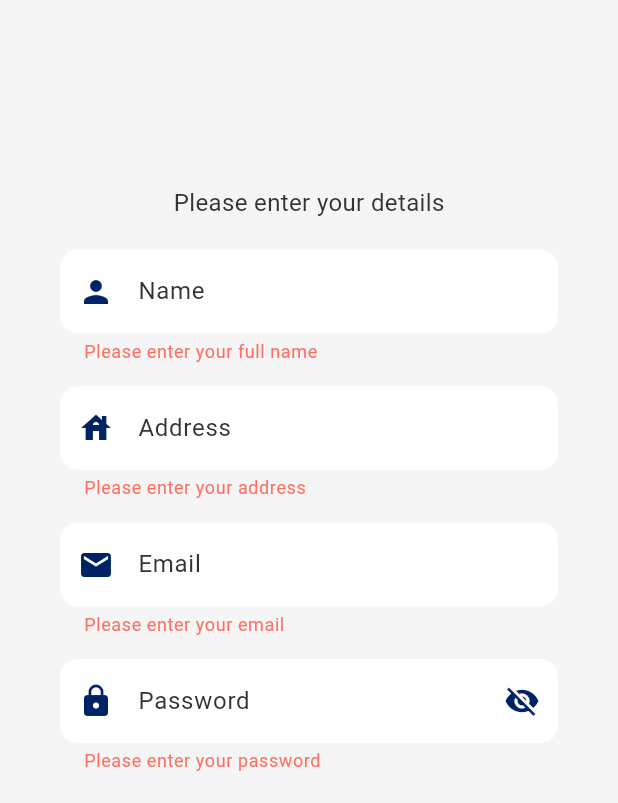
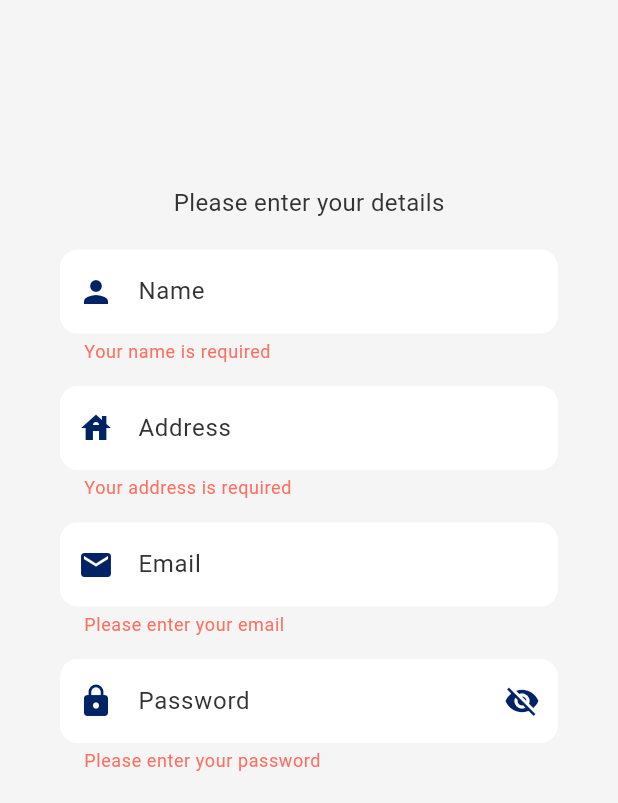
Before and after one commit to MatheusCarvalho2023/OpenFinanceApp-Frontend, a Flutter app: the SignupScreen screen opened directly, after a tap on "Continue", on a phone screen of 412 x 824 dp, the part 433-1236 px from its top. Run offline on Flutter 3.47's test engine with Material 3 defaults, Android fonts, the light colour scheme and no system bars.

Commit message:
Refactor input fields to include validation logic and add a new password input field for signup

```diff
--- a/open_finance_app/lib/features/signup_screen.dart
+++ b/open_finance_app/lib/features/signup_screen.dart
@@ -1,4 +1,4 @@
-// ignore_for_file: use_build_context_synchronously
+// ignore_for_file: use_build_context_synchronously, avoid_print
 
 import 'package:flutter/material.dart';
 import 'package:http/http.dart' as http;
@@ -9,9 +9,9 @@ import 'package:open_finance_app/widgets/buttons/secondary_button.dart';
 import 'package:open_finance_app/widgets/inputs/address_input_field.dart';
 import 'package:open_finance_app/widgets/inputs/email_input_field.dart';
 import 'package:open_finance_app/widgets/inputs/fullname_input_field.dart';
-import 'package:open_finance_app/widgets/inputs/password_input_field.dart';
 import 'dart:convert';
 import 'package:open_finance_app/features/wallet/summary_screen.dart';
+import 'package:open_finance_app/widgets/inputs/password_input_field.dart';
 
 class SignupScreen extends StatefulWidget {
   const SignupScreen({super.key});
@@ -21,6 +21,14 @@ class SignupScreen extends StatefulWidget {
 }
 
 class SignupScreenState extends State<SignupScreen> {
+  static final RegExp _passwordRegex = RegExp(
+    r'^(?=.*[A-Z])(?=.*\d)(?=.*[@$!%*?&])[A-Za-z\d@$!%*?&]{8,}$',
+  );
+
+  static final RegExp _emailRegex = RegExp(
+    r'^[a-zA-Z0-9.+-]+@[a-zA-Z0-9-]+\.[a-zA-Z]+',
+  );
+
   final _formKey = GlobalKey<
       FormState>(); // https://docs.flutter.dev/cookbook/forms/validation
   final _emailController = TextEditingController();
@@ -113,6 +121,7 @@ class SignupScreenState extends State<SignupScreen> {
                           ),
                         ),
                         const SizedBox(height: 20),
+
                         // Fullname Input
                         Column(
                           children: [
@@ -123,6 +132,7 @@ class SignupScreenState extends State<SignupScreen> {
                             ),
                           ],
                         ),
+
                         // Address Input
                         Column(
                           children: [
@@ -133,13 +143,24 @@ class SignupScreenState extends State<SignupScreen> {
                             ),
                           ],
                         ),
+
                         // Email Input
                         Column(
                           children: [
                             Padding(
                               padding: const EdgeInsets.only(bottom: 5),
-                              child:
-                                  EmailInputField(controller: _emailController),
+                              child: EmailInputField(
+                                controller: _emailController,
+                                validator: (value) {
+                                  if (value == null || value.isEmpty) {
+                                    return 'Please enter your email';
+                                  }
+                                  if (!_emailRegex.hasMatch(value)) {
+                                    return 'Please enter a valid email';
+                                  }
+                                  return null;
+                                },
+                              ),
                             ),
                           ],
                         ),
@@ -150,7 +171,17 @@ class SignupScreenState extends State<SignupScreen> {
                             Padding(
                               padding: const EdgeInsets.only(bottom: 30),
                               child: PasswordInputField(
-                                  controller: _passwordController),
+                                controller: _passwordController,
+                                validator: (value) {
+                                  if (value == null || value.isEmpty) {
+                                    return 'Please enter your password';
+                                  }
+                                  if (!_passwordRegex.hasMatch(value)) {
+                                    return 'Password must contain at least 8 characters,\none uppercase letter, one number and one special character';
+                                  }
+                                  return null;
+                                },
+                              ),
                             ),
                           ],
                         ),
--- a/open_finance_app/lib/widgets/inputs/address_input_field.dart
+++ b/open_finance_app/lib/widgets/inputs/address_input_field.dart
@@ -13,19 +13,27 @@ class AddressInputField extends StatefulWidget {
   State<AddressInputField> createState() => _AddressInputFieldState();
 }
 
+String? _validateAddress(String? value) {
+  if (value == null || value.trim().isEmpty) {
+    return 'Your address is required';
+  } else if (value.trim().length < 5) {
+    return 'Your address must be at least 5 characters';
+  }
+  return null;
+}
+
 class _AddressInputFieldState extends State<AddressInputField> {
-
   @override
   Widget build(BuildContext context) {
     return Padding(
       padding: const EdgeInsets.only(bottom: 10),
       child: TextFormField(
         controller: widget.controller,
+        validator: _validateAddress,
         cursorColor: AppColors.primaryColor,
         decoration: const InputDecoration(
           labelText: 'Address',
-          labelStyle:
-              TextStyle(color: AppColors.textPrimary, fontSize: 16),
+          labelStyle: TextStyle(color: AppColors.textPrimary, fontSize: 16),
           prefixIcon: Icon(Icons.house, color: AppColors.primaryColor),
           filled: true,
           fillColor: AppColors.primaryBackground,
@@ -35,12 +43,6 @@ class _AddressInputFieldState extends State<AddressInputField> {
           ),
           errorStyle: TextStyle(color: AppColors.accentRed),
         ),
-        validator: (value) {
-          if (value == null || value.isEmpty) {
-            return 'Please enter your address';
-          }
-          return null;
-        },
       ),
     );
   }
--- a/open_finance_app/lib/widgets/inputs/email_input_field.dart
+++ b/open_finance_app/lib/widgets/inputs/email_input_field.dart
@@ -3,13 +3,12 @@ import 'package:open_finance_app/theme/colors.dart';
 
 class EmailInputField extends StatelessWidget {
   final TextEditingController controller;
-  static final RegExp _emailRegex = RegExp(
-    r'^[a-zA-Z0-9.+-]+@[a-zA-Z0-9-]+\.[a-zA-Z]+',
-  );
+  final String? Function(String?)? validator;
 
   const EmailInputField({
     super.key,
     required this.controller,
+    this.validator,
   });
 
   @override
@@ -19,6 +18,7 @@ class EmailInputField extends StatelessWidget {
       child: TextFormField(
         controller: controller,
         cursorColor: AppColors.primaryColor,
+        keyboardType: TextInputType.emailAddress,
         decoration: const InputDecoration(
           labelText: 'Email',
           labelStyle: TextStyle(color: AppColors.textPrimary, fontSize: 16),
@@ -31,16 +31,7 @@ class EmailInputField extends StatelessWidget {
           ),
           errorStyle: TextStyle(color: AppColors.accentRed),
         ),
-        // keyboardType: TextInputType.emailAddress,
-        validator: (value) {
-          if (value == null || value.isEmpty) {
-            return 'Please enter your email';
-          }
-          if (!_emailRegex.hasMatch(value)) {
-            return 'Please enter a valid email';
-          }
-          return null;
-        },
+        validator: validator,
       ),
     );
   }
--- a/open_finance_app/lib/widgets/inputs/fullname_input_field.dart
+++ b/open_finance_app/lib/widgets/inputs/fullname_input_field.dart
@@ -13,19 +13,30 @@ class FullnameInputField extends StatefulWidget {
   State<FullnameInputField> createState() => _FullnameInputFieldState();
 }
 
+String? _validateName(String? value) {
+  final regex = RegExp(r'^[A-Za-z\s]+$');
+  if (value == null || value.trim().isEmpty) {
+    return 'Your name is required';
+  } else if (value.trim().length < 3) {
+    return 'Your name must be at least 3 characters';
+  } else if (!regex.hasMatch(value.trim())) {
+    return 'Sorry, only letters and spaces are allowed';
+  }
+  return null;
+}
+
 class _FullnameInputFieldState extends State<FullnameInputField> {
-
   @override
   Widget build(BuildContext context) {
     return Padding(
       padding: const EdgeInsets.only(bottom: 10),
       child: TextFormField(
         controller: widget.controller,
+        validator: _validateName,
         cursorColor: AppColors.primaryColor,
         decoration: const InputDecoration(
           labelText: 'Name',
-          labelStyle:
-              TextStyle(color: AppColors.textPrimary, fontSize: 16),
+          labelStyle: TextStyle(color: AppColors.textPrimary, fontSize: 16),
           prefixIcon: Icon(Icons.person, color: AppColors.primaryColor),
           filled: true,
           fillColor: AppColors.primaryBackground,
@@ -35,12 +46,6 @@ class _FullnameInputFieldState extends State<FullnameInputField> {
           ),
           errorStyle: TextStyle(color: AppColors.accentRed),
         ),
-        validator: (value) {
-          if (value == null || value.isEmpty) {
-            return 'Please enter your full name';
-          }
-          return null;
-        },
       ),
     );
   }
--- a/open_finance_app/lib/widgets/inputs/password_input_field.dart
+++ b/open_finance_app/lib/widgets/inputs/password_input_field.dart
@@ -3,13 +3,10 @@ import 'package:open_finance_app/theme/colors.dart';
 
 class PasswordInputField extends StatefulWidget {
   final TextEditingController controller;
-  // static final RegExp _passwordRegex = RegExp(
-  //   r'^(?=.*[A-Z])(?=.*\d)(?=.*[@$!%*?&])[A-Za-z\d@$!%*?&]{8,}$',
-  // );
 
   const PasswordInputField({
     super.key,
-    required this.controller,
+    required this.controller, required String? Function(dynamic value) validator,
   });
 
   @override
@@ -55,10 +52,6 @@ class _PasswordInputFieldState extends State<PasswordInputField> {
           if (value == null || value.isEmpty) {
             return 'Please enter your password';
           }
-          // USE WHEN CREATING A NEW ACCOUNT / RECOVERING PASSWORD
-          // if (!PasswordInputField._passwordRegex.hasMatch(value)) {
-          //   return 'Password must contain at least 8 characters,\none uppercase letter, one number and one special character';
-          // }
           return null;
         },
       ),
```
Also changed, not shown: open_finance_app/lib/features/wallet/login_screen.dart (+33 -3 lines).
